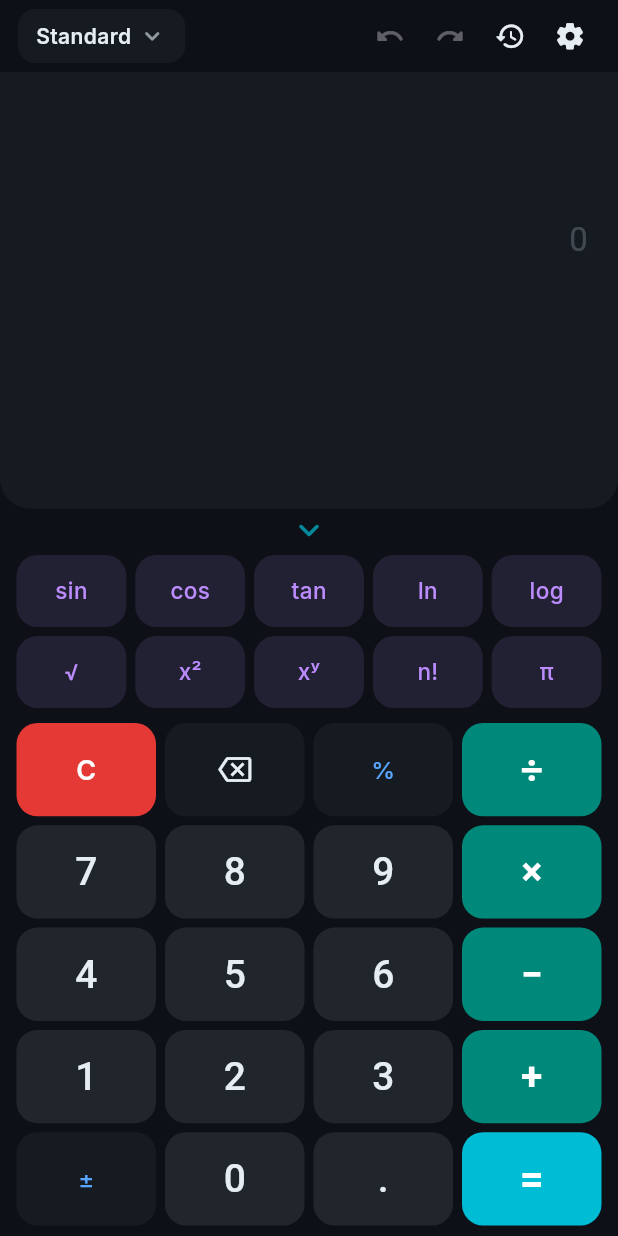
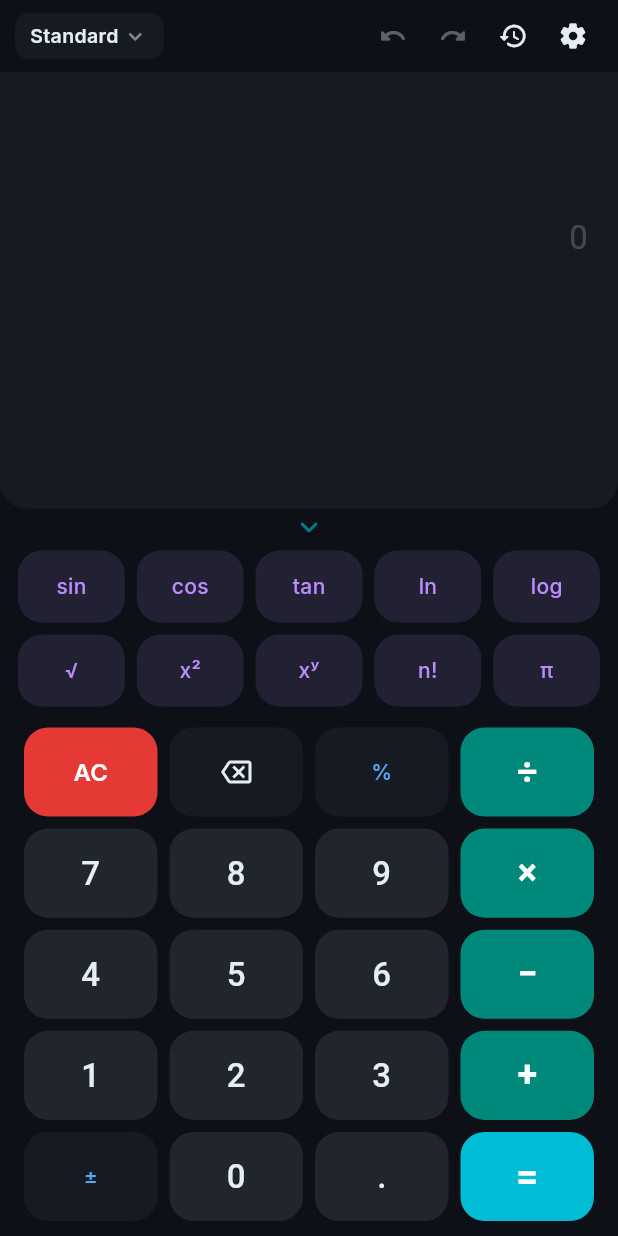
Before and after one commit to CR3-Architect/CalcPro, a Flutter app: the screen it shows after launch, after a tap on the "keyboard arrow up" icon, on a phone screen of 412 x 824 dp. Run offline on Flutter 3.47's test engine with Material 3 defaults, Android fonts, the phone set to English and light mode, and no system bars; our stand-ins replace flutter_bloc, google_fonts, share_plus, shared_preferences.

Commit message:
ui: compact professional buttons, fix mode sheet, smaller fonts
- Buttons: 16dp radius, smaller text (digits 22pt), compact padding
- Mode sheet: safer Navigator.pop before setMode (fixed error)
- Top bar: compact 44px height, tighter icon spacing
- App label: 'CalcPro' (was 'calcpro_studio')
- Result font scaled down for balance
- Tuned for Poco X6 Pro tall AMOLED display

```diff
--- a/lib/presentation/screens/calculator_screen.dart
+++ b/lib/presentation/screens/calculator_screen.dart
@@ -20,21 +20,24 @@ import 'unit_converter_screen.dart';
 import 'matrix_editor_screen.dart';
 import 'stats_input_screen.dart';
 
-/// Main calculator screen
+/// Main calculator screen — compact layout for modern tall phones
 class CalculatorScreen extends StatelessWidget {
   const CalculatorScreen({super.key});
 
   void _openModeSheet(BuildContext context, CalcMode current) {
     final cubit = context.read<CalculatorCubit>();
-    showModalBottomSheet(
+    final isDark = Theme.of(context).brightness == Brightness.dark;
+
+    showModalBottomSheet<void>(
       context: context,
-      backgroundColor: Colors.transparent,
-      builder: (sheetCtx) => Container(
-        decoration: BoxDecoration(
-          color: Theme.of(sheetCtx).colorScheme.surface,
-          borderRadius: const BorderRadius.vertical(top: Radius.circular(20)),
+      backgroundColor: isDark ? ColorTokens.darkSurface : ColorTokens.lightSurface,
+      shape: const RoundedRectangleBorder(
+        borderRadius: BorderRadius.vertical(top: Radius.circular(20)),
       ),
-        padding: const EdgeInsets.symmetric(vertical: 16),
+      builder: (sheetCtx) {
+        return SafeArea(
+          child: Padding(
+            padding: const EdgeInsets.symmetric(vertical: 12),
             child: Column(
               mainAxisSize: MainAxisSize.min,
               children: [
@@ -42,7 +45,7 @@ class CalculatorScreen extends StatelessWidget {
                   width: 36,
                   height: 4,
                   decoration: BoxDecoration(
-                color: Colors.grey.withOpacity(0.4),
+                    color: Colors.grey.withOpacity(0.35),
                     borderRadius: BorderRadius.circular(2),
                   ),
                 ),
@@ -50,33 +53,47 @@ class CalculatorScreen extends StatelessWidget {
                 Text(
                   'Calculator Mode',
                   style: TextStyle(
-                fontSize: 16,
+                    fontSize: 15,
                     fontWeight: FontWeight.w600,
-                color: Theme.of(sheetCtx).colorScheme.onSurface,
+                    color: isDark ? ColorTokens.darkOnBackground : ColorTokens.lightOnBackground,
                   ),
                 ),
-            const SizedBox(height: 8),
+                const SizedBox(height: 4),
                 for (final mode in CalcMode.values)
                   ListTile(
                     dense: true,
+                    contentPadding: const EdgeInsets.symmetric(horizontal: 24),
                     leading: Icon(
                       mode == current ? Icons.radio_button_checked : Icons.radio_button_unchecked,
                       color: mode == current ? ColorTokens.electricCyan : null,
-                  size: 22,
+                      size: 20,
                     ),
-                title: Text(mode.displayName),
+                    title: Text(
+                      mode.displayName,
+                      style: TextStyle(
+                        fontSize: 15,
+                        fontWeight: mode == current ? FontWeight.w600 : FontWeight.w400,
+                        color: isDark ? ColorTokens.darkOnBackground : ColorTokens.lightOnBackground,
+                      ),
+                    ),
                     subtitle: Text(
                       mode.description,
-                  style: TextStyle(fontSize: 12, color: Colors.grey),
+                      style: TextStyle(
+                        fontSize: 11,
+                        color: (isDark ? ColorTokens.darkOnSurface : ColorTokens.lightOnSurface)
+                            .withOpacity(0.6),
+                      ),
                     ),
                     onTap: () {
+                      Navigator.pop(sheetCtx);
                       cubit.setMode(mode);
-                  Navigator.pop(sheetCtx);
                     },
                   ),
               ],
             ),
           ),
+        );
+      },
     );
   }
 
@@ -93,84 +110,93 @@ class CalculatorScreen extends StatelessWidget {
           body: SafeArea(
             child: Column(
               children: [
-                // --- Top Bar ---
+                // --- Top Bar (compact) ---
                 Padding(
-                  padding: const EdgeInsets.symmetric(horizontal: 12, vertical: 4),
+                  padding: const EdgeInsets.symmetric(horizontal: 10, vertical: 2),
+                  child: SizedBox(
+                    height: 44,
                     child: Row(
                       children: [
-                      // Mode selector button
+                        // Mode chip
                         Material(
                           color: isDark ? ColorTokens.darkSurface : ColorTokens.lightSurface,
-                        borderRadius: BorderRadius.circular(12),
+                          borderRadius: BorderRadius.circular(10),
                           child: InkWell(
-                          borderRadius: BorderRadius.circular(12),
+                            borderRadius: BorderRadius.circular(10),
                             onTap: () => _openModeSheet(context, state.mode),
                             child: Padding(
-                            padding: const EdgeInsets.symmetric(horizontal: 12, vertical: 8),
+                              padding: const EdgeInsets.symmetric(horizontal: 10, vertical: 6),
                               child: Row(
                                 mainAxisSize: MainAxisSize.min,
                                 children: [
                                   Text(
                                     state.mode.displayName,
                                     style: TextStyle(
-                                    fontSize: 14,
+                                      fontSize: 13,
                                       fontWeight: FontWeight.w600,
                                       color: fg,
                                     ),
                                   ),
-                                const SizedBox(width: 4),
-                                Icon(Icons.expand_more_rounded, size: 20, color: fg.withOpacity(0.6)),
+                                  const SizedBox(width: 2),
+                                  Icon(Icons.expand_more_rounded, size: 18, color: fg.withOpacity(0.5)),
                                 ],
                               ),
                             ),
                           ),
                         ),
                         const Spacer(),
-                      // Undo
                         BlocBuilder<CalculatorCubit, CalculatorState>(
                           buildWhen: (p, c) => p.canUndo != c.canUndo,
                           builder: (context, s) => IconButton(
                             onPressed: s.canUndo ? () => context.read<CalculatorCubit>().undo() : null,
-                          icon: const Icon(Icons.undo_rounded, size: 20),
+                            icon: const Icon(Icons.undo_rounded, size: 19),
                             color: fg,
                             visualDensity: VisualDensity.compact,
+                            padding: EdgeInsets.zero,
+                            constraints: const BoxConstraints(minWidth: 36, minHeight: 36),
                           ),
                         ),
-                      // Redo
                         BlocBuilder<CalculatorCubit, CalculatorState>(
                           buildWhen: (p, c) => p.canRedo != c.canRedo,
                           builder: (context, s) => IconButton(
                             onPressed: s.canRedo ? () => context.read<CalculatorCubit>().redo() : null,
-                          icon: const Icon(Icons.redo_rounded, size: 20),
+                            icon: const Icon(Icons.redo_rounded, size: 19),
                             color: fg,
                             visualDensity: VisualDensity.compact,
+                            padding: EdgeInsets.zero,
+                            constraints: const BoxConstraints(minWidth: 36, minHeight: 36),
                           ),
                         ),
                         IconButton(
                           onPressed: () => Navigator.push(context, MaterialPageRoute(builder: (_) => const HistoryScreen())),
-                        icon: const Icon(Icons.history_rounded, size: 21),
+                          icon: const Icon(Icons.history_rounded, size: 20),
                           color: fg,
                           visualDensity: VisualDensity.compact,
+                          padding: EdgeInsets.zero,
+                          constraints: const BoxConstraints(minWidth: 36, minHeight: 36),
                         ),
                         IconButton(
                           onPressed: () => Navigator.push(context, MaterialPageRoute(builder: (_) => const SettingsScreen())),
-                        icon: const Icon(Icons.settings_rounded, size: 21),
+                          icon: const Icon(Icons.settings_rounded, size: 20),
                           color: fg,
                           visualDensity: VisualDensity.compact,
+                          padding: EdgeInsets.zero,
+                          constraints: const BoxConstraints(minWidth: 36, minHeight: 36),
                         ),
                       ],
                     ),
                   ),
+                ),
 
-                // --- Display ---
+                // --- Display (compact, ~28% of screen) ---
                 Expanded(
                   flex: 3,
                   child: Container(
                     width: double.infinity,
-                    padding: const EdgeInsets.symmetric(horizontal: 20, vertical: 8),
+                    padding: const EdgeInsets.fromLTRB(20, 8, 20, 12),
                     decoration: BoxDecoration(
                       color: isDark ? ColorTokens.darkSurface : ColorTokens.lightSurface,
-                      borderRadius: const BorderRadius.vertical(bottom: Radius.circular(20)),
+                      borderRadius: const BorderRadius.vertical(bottom: Radius.circular(18)),
                     ),
                     child: const Column(
                       crossAxisAlignment: CrossAxisAlignment.end,
@@ -186,7 +212,7 @@ class CalculatorScreen extends StatelessWidget {
                   ),
                 ),
 
-                // --- Keypad ---
+                // --- Keypad (gets remaining space) ---
                 Expanded(
                   flex: 5,
                   child: _KeypadArea(mode: state.mode),
@@ -231,22 +257,22 @@ class _KeypadArea extends StatelessWidget {
       child: Column(
         mainAxisAlignment: MainAxisAlignment.center,
         children: [
-          Icon(Icons.grid_on_rounded, size: 44, color: ColorTokens.accentBlue.withOpacity(0.5)),
-          const SizedBox(height: 12),
+          Icon(Icons.grid_on_rounded, size: 40, color: ColorTokens.accentBlue.withOpacity(0.5)),
+          const SizedBox(height: 10),
           ElevatedButton.icon(
             onPressed: () => Navigator.push(context, MaterialPageRoute(builder: (_) => const MatrixEditorScreen())),
-            icon: const Icon(Icons.open_in_new, size: 18),
+            icon: const Icon(Icons.open_in_new, size: 16),
             label: const Text('Open Matrix Editor'),
             style: ElevatedButton.styleFrom(
               backgroundColor: ColorTokens.accentBlue,
               foregroundColor: Colors.white,
-              padding: const EdgeInsets.symmetric(horizontal: 20, vertical: 10),
+              padding: const EdgeInsets.symmetric(horizontal: 18, vertical: 10),
               shape: RoundedRectangleBorder(borderRadius: BorderRadius.circular(12)),
             ),
           ),
-          const SizedBox(height: 12),
+          const SizedBox(height: 10),
           const Padding(
-            padding: EdgeInsets.symmetric(horizontal: 24),
+            padding: EdgeInsets.symmetric(horizontal: 20),
             child: MatrixKeypad(),
           ),
         ],
@@ -259,16 +285,16 @@ class _KeypadArea extends StatelessWidget {
       child: Column(
         mainAxisAlignment: MainAxisAlignment.center,
         children: [
-          Icon(Icons.analytics_rounded, size: 44, color: ColorTokens.accentGreen.withOpacity(0.5)),
-          const SizedBox(height: 12),
+          Icon(Icons.analytics_rounded, size: 40, color: ColorTokens.accentGreen.withOpacity(0.5)),
+          const SizedBox(height: 10),
           ElevatedButton.icon(
             onPressed: () => Navigator.push(context, MaterialPageRoute(builder: (_) => const StatsInputScreen())),
-            icon: const Icon(Icons.table_chart, size: 18),
+            icon: const Icon(Icons.table_chart, size: 16),
             label: const Text('Open Data Entry'),
             style: ElevatedButton.styleFrom(
               backgroundColor: ColorTokens.accentGreen,
               foregroundColor: Colors.white,
-              padding: const EdgeInsets.symmetric(horizontal: 20, vertical: 10),
+              padding: const EdgeInsets.symmetric(horizontal: 18, vertical: 10),
               shape: RoundedRectangleBorder(borderRadius: BorderRadius.circular(12)),
             ),
           ),
@@ -282,16 +308,16 @@ class _KeypadArea extends StatelessWidget {
       child: Column(
         mainAxisAlignment: MainAxisAlignment.center,
         children: [
-          Icon(Icons.swap_horiz_rounded, size: 44, color: ColorTokens.accentPurple.withOpacity(0.5)),
-          const SizedBox(height: 12),
+          Icon(Icons.swap_horiz_rounded, size: 40, color: ColorTokens.accentPurple.withOpacity(0.5)),
+          const SizedBox(height: 10),
           ElevatedButton.icon(
             onPressed: () => Navigator.push(context, MaterialPageRoute(builder: (_) => const UnitConverterScreen())),
-            icon: const Icon(Icons.open_in_new, size: 18),
+            icon: const Icon(Icons.open_in_new, size: 16),
             label: const Text('Open Unit Converter'),
             style: ElevatedButton.styleFrom(
               backgroundColor: ColorTokens.accentPurple,
               foregroundColor: Colors.white,
-              padding: const EdgeInsets.symmetric(horizontal: 20, vertical: 10),
+              padding: const EdgeInsets.symmetric(horizontal: 18, vertical: 10),
               shape: RoundedRectangleBorder(borderRadius: BorderRadius.circular(12)),
             ),
           ),
--- a/lib/presentation/widgets/display/result_display.dart
+++ b/lib/presentation/widgets/display/result_display.dart
@@ -61,13 +61,13 @@ class _ResultDisplayState extends State<ResultDisplay>
           return const SizedBox.shrink();
         }
 
-        double fontSize = 40;
+        double fontSize = 34;
         if (displayResult.length > 16) {
-          fontSize = 22;
+          fontSize = 20;
         } else if (displayResult.length > 12) {
+          fontSize = 24;
+        } else if (displayResult.length > 9) {
           fontSize = 28;
-        } else if (displayResult.length > 9) {
-          fontSize = 34;
         }
 
         return GestureDetector(
--- a/lib/presentation/widgets/keypad/calc_button.dart
+++ b/lib/presentation/widgets/keypad/calc_button.dart
@@ -3,7 +3,7 @@ import 'package:flutter/services.dart';
 
 import '../../../core/theme/color_tokens.dart';
 
-/// Cached text styles — built once, reused everywhere (major perf win)
+/// Cached text styles — built once, reused everywhere
 class CalcStyles {
   CalcStyles._();
 
@@ -12,57 +12,57 @@ class CalcStyles {
 
   static const TextStyle digit = TextStyle(
     fontFamily: mono,
-    fontSize: 26,
+    fontSize: 22,
     fontWeight: FontWeight.w500,
     height: 1,
   );
 
   static const TextStyle operator_ = TextStyle(
     fontFamily: mono,
-    fontSize: 26,
+    fontSize: 24,
     fontWeight: FontWeight.w600,
     height: 1,
   );
 
   static const TextStyle equals = TextStyle(
     fontFamily: mono,
-    fontSize: 28,
+    fontSize: 26,
     fontWeight: FontWeight.w700,
     height: 1,
   );
 
   static const TextStyle clear = TextStyle(
     fontFamily: ui,
-    fontSize: 18,
+    fontSize: 16,
     fontWeight: FontWeight.w600,
     height: 1,
   );
 
   static const TextStyle function = TextStyle(
     fontFamily: ui,
-    fontSize: 16,
+    fontSize: 14,
     fontWeight: FontWeight.w500,
     height: 1,
   );
 
   static const TextStyle memory = TextStyle(
     fontFamily: ui,
-    fontSize: 13,
+    fontSize: 12,
     fontWeight: FontWeight.w600,
-    letterSpacing: 0.5,
+    letterSpacing: 0.4,
     height: 1,
   );
 
   static const TextStyle scientific = TextStyle(
     fontFamily: ui,
-    fontSize: 15,
+    fontSize: 14,
     fontWeight: FontWeight.w500,
     height: 1,
   );
 
   static const TextStyle hexDigit = TextStyle(
     fontFamily: mono,
-    fontSize: 18,
+    fontSize: 16,
     fontWeight: FontWeight.w600,
     height: 1,
   );
@@ -116,7 +116,7 @@ enum CalcButtonType {
   operatorOnDark,
 }
 
-/// Fast, smooth calculator button — InkWell + cached styles (no GoogleFonts per frame)
+/// Compact professional calculator button
 class CalcButton extends StatelessWidget {
   final String text;
   final CalcButtonType type;
@@ -124,6 +124,7 @@ class CalcButton extends StatelessWidget {
   final int flex;
   final IconData? icon;
   final bool isActive;
+  final double? height;
 
   const CalcButton({
     super.key,
@@ -133,6 +134,7 @@ class CalcButton extends StatelessWidget {
     this.flex = 1,
     this.icon,
     this.isActive = false,
+    this.height,
   });
 
   @override
@@ -142,20 +144,23 @@ class CalcButton extends StatelessWidget {
     return Expanded(
       flex: flex,
       child: Padding(
-        padding: const EdgeInsets.all(3),
+        padding: const EdgeInsets.symmetric(horizontal: 4, vertical: 4),
         child: Material(
           color: _bgColor(isDark),
-          borderRadius: BorderRadius.circular(14),
+          borderRadius: BorderRadius.circular(16),
           child: InkWell(
-            borderRadius: BorderRadius.circular(14),
+            borderRadius: BorderRadius.circular(16),
             onTap: () {
               HapticFeedback.selectionClick();
               onPressed();
             },
-            child: Center(
-              child: icon != null
-                  ? Icon(icon, size: 22, color: _iconColor(isDark))
-                  : Text(text, style: CalcStyles.forType(type, isDark)),
+            child: SizedBox(
+              height: height,
+              child: Center(
+                child: icon != null
+                    ? Icon(icon, size: 20, color: _iconColor(isDark))
+                    : Text(text, style: CalcStyles.forType(type, isDark)),
+              ),
             ),
           ),
         ),
@@ -169,21 +174,15 @@ class CalcButton extends StatelessWidget {
         return isDark ? ColorTokens.darkSurfaceVariant : ColorTokens.lightSurfaceVariant;
       case CalcButtonType.operator:
       case CalcButtonType.operatorOnDark:
-        return isDark
-            ? ColorTokens.buttonOperator
-            : ColorTokens.buttonOperatorLight;
+        return isDark ? ColorTokens.buttonOperator : ColorTokens.buttonOperatorLight;
       case CalcButtonType.equals:
         return isDark ? ColorTokens.electricCyan : ColorTokens.buttonEqualsLight;
       case CalcButtonType.clear:
         return isDark ? ColorTokens.buttonClear : ColorTokens.buttonClearLight;
       case CalcButtonType.function:
-        return isDark
-            ? ColorTokens.darkSurface
-            : Colors.white;
+        return isDark ? ColorTokens.darkSurface : Colors.white;
       case CalcButtonType.memory:
-        return isDark
-            ? const Color(0xFF1C2128)
-            : const Color(0xFFEEF1F4);
+        return isDark ? const Color(0xFF1C2128) : const Color(0xFFEEF1F4);
       case CalcButtonType.scientific:
         return isDark
             ? ColorTokens.accentPurple.withOpacity(0.12)
--- a/lib/presentation/widgets/keypad/standard_keypad.dart
+++ b/lib/presentation/widgets/keypad/standard_keypad.dart
@@ -5,7 +5,7 @@ import '../../../core/theme/color_tokens.dart';
 import '../../bloc/calculator_cubit.dart';
 import 'calc_button.dart';
 
-/// Standard calculator with expandable scientific panel
+/// Standard calculator — compact, professional, expandable scientific panel
 class StandardKeypad extends StatefulWidget {
   const StandardKeypad({super.key});
 
@@ -22,33 +22,35 @@ class _StandardKeypadState extends State<StandardKeypad> {
 
     return Column(
       children: [
-        // --- Expand/Collapse handle ---
+        // --- Expand handle ---
         GestureDetector(
           onTap: () => setState(() => _expanded = !_expanded),
-          child: Container(
-            height: 28,
-            alignment: Alignment.center,
-            child: AnimatedRotation(
-              turns: _expanded ? 0.5 : 0,
-              duration: const Duration(milliseconds: 220),
-              curve: Curves.easeOutCubic,
-              child: Icon(
-                Icons.keyboard_arrow_up_rounded,
-                size: 28,
-                color: ColorTokens.electricCyan.withOpacity(0.7),
+          behavior: HitTestBehavior.opaque,
+          child: SizedBox(
+            height: 24,
+            child: Center(
+              child: AnimatedRotation(
+                turns: _expanded ? 0.5 : 0,
+                duration: const Duration(milliseconds: 200),
+                curve: Curves.easeOutCubic,
+                child: Icon(
+                  Icons.keyboard_arrow_up_rounded,
+                  size: 24,
+                  color: ColorTokens.electricCyan.withOpacity(0.6),
+                ),
               ),
             ),
           ),
         ),
 
-        // --- Expanded scientific panel ---
+        // --- Scientific panel ---
         AnimatedSize(
-          duration: const Duration(milliseconds: 240),
+          duration: const Duration(milliseconds: 220),
           curve: Curves.easeOutCubic,
           alignment: Alignment.topCenter,
           child: _expanded
               ? SizedBox(
-                  height: 108,
+                  height: 112,
                   child: Padding(
                     padding: const EdgeInsets.symmetric(horizontal: 8),
                     child: Column(
@@ -85,24 +87,24 @@ class _StandardKeypadState extends State<StandardKeypad> {
               : const SizedBox(height: 0),
         ),
 
-        // --- Main keypad ---
+        // --- Main 4x5 keypad ---
         Expanded(
           child: Padding(
-            padding: const EdgeInsets.symmetric(horizontal: 8, vertical: 4),
+            padding: const EdgeInsets.symmetric(horizontal: 12, vertical: 6),
             child: Column(
               children: [
-                // Row: C, ⌫, %, ÷
+                // C, ⌫, %, ÷
                 Expanded(
                   child: Row(
                     children: [
-                      CalcButton(text: 'C', type: CalcButtonType.clear, onPressed: () => cubit.clearAll()),
+                      CalcButton(text: 'AC', type: CalcButtonType.clear, onPressed: () => cubit.clearAll()),
                       CalcButton(icon: Icons.backspace_outlined, text: '', type: CalcButtonType.function, onPressed: () => cubit.backspace()),
                       CalcButton(text: '%', type: CalcButtonType.function, onPressed: () => cubit.inputPercent()),
                       CalcButton(text: '÷', type: CalcButtonType.operator, onPressed: () => cubit.inputOperator('/')),
                     ],
                   ),
                 ),
-                // Row: 7 8 9 ×
+                // 7 8 9 ×
                 Expanded(
                   child: Row(
                     children: [
@@ -113,7 +115,7 @@ class _StandardKeypadState extends State<StandardKeypad> {
                     ],
                   ),
                 ),
-                // Row: 4 5 6 −
+                // 4 5 6 −
                 Expanded(
                   child: Row(
                     children: [
@@ -124,7 +126,7 @@ class _StandardKeypadState extends State<StandardKeypad> {
                     ],
                   ),
                 ),
-                // Row: 1 2 3 +
+                // 1 2 3 +
                 Expanded(
                   child: Row(
                     children: [
@@ -135,7 +137,7 @@ class _StandardKeypadState extends State<StandardKeypad> {
                     ],
                   ),
                 ),
-                // Row: ± 0 . =
+                // ± 0 . =
                 Expanded(
                   child: Row(
                     children: [
```
Also changed, not shown: 1 other file. Lines whose indentation alone changed are shown as unchanged.
